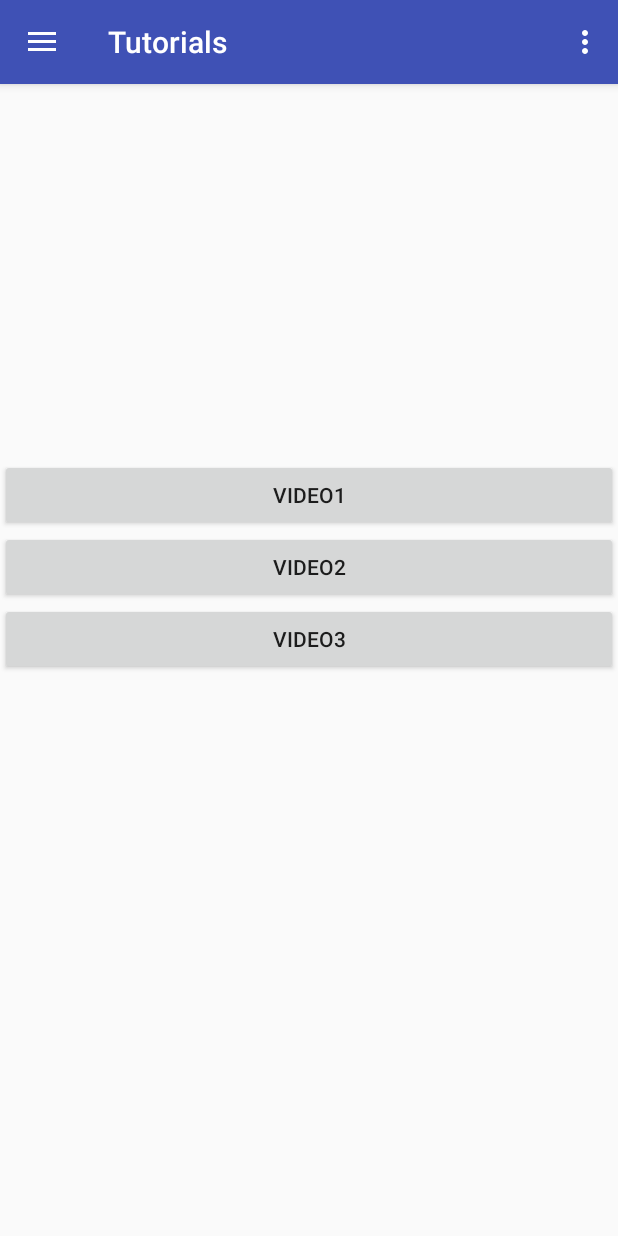
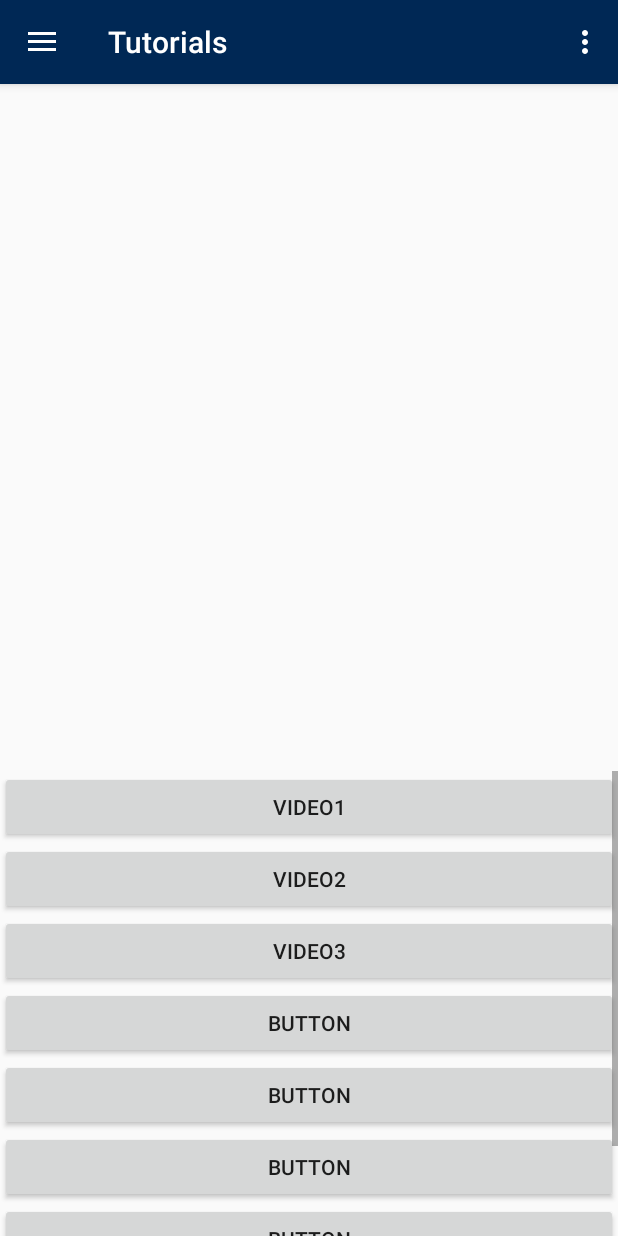
Before and after one commit to fifostack/techstart-mobile, an Android app: the MainPage screen opened directly, with no data from a screen before it, in the side drawer, after a tap on "Tutorials", on a phone screen of 412 x 824 dp. Run offline under Robolectric (Android 15) with nearby library versions, the phone set to English and light mode, and no system bars; 3 statements that could not run were skipped.

Commit message:
Laid groundwork for message page

```diff
--- a/app/src/main/java/com/mobile/techstart/techstartmobile/TutorialsFragment.java
+++ b/app/src/main/java/com/mobile/techstart/techstartmobile/TutorialsFragment.java
@@ -1,6 +1,5 @@
 package com.mobile.techstart.techstartmobile;
 
-import android.annotation.SuppressLint;
 import android.app.Fragment;
 import android.app.FragmentManager;
 import android.app.FragmentTransaction;
@@ -16,10 +15,9 @@ import android.widget.Toast;
 
 import com.google.android.youtube.player.YouTubeInitializationResult;
 import com.google.android.youtube.player.YouTubePlayer;
-import com.google.android.youtube.player.YouTubePlayer.OnInitializedListener;
 import com.google.android.youtube.player.YouTubePlayer.Provider;
 import com.google.android.youtube.player.YouTubePlayerFragment;
-import com.google.android.youtube.player.YouTubePlayerSupportFragment;
+
 
 /**
  * Created by Lucas on 2/2/2018.
@@ -36,6 +34,8 @@ public class TutorialsFragment extends Fragment implements YouTubePlayer.OnIniti
     @Override
     public View onCreateView(LayoutInflater inflater, @Nullable ViewGroup container, Bundle savedInstanceState) {
         myView = inflater.inflate(R.layout.tutorials_layout, container, false);
+
+
 
         vButton1 = myView.findViewById(R.id.videoButton1);
         vButton1.setOnClickListener(this);
--- a/app/src/main/res/drawable/side_nav_bar.xml
+++ b/app/src/main/res/drawable/side_nav_bar.xml
@@ -2,8 +2,8 @@
     android:shape="rectangle">
     <gradient
         android:angle="135"
-        android:centerColor="#009688"
-        android:endColor="#00695C"
-        android:startColor="#4DB6AC"
+        android:centerColor="#003877"
+        android:endColor="#002855"
+        android:startColor="#0074e7"
         android:type="linear" />
 </shape>
--- /dev/null
+++ b/app/src/main/res/layout/list_body.xml
@@ -0,0 +1,6 @@
+<?xml version="1.0" encoding="utf-8"?>
+<LinearLayout xmlns:android="http://schemas.android.com/apk/res/android"
+    android:orientation="vertical" android:layout_width="match_parent"
+    android:layout_height="match_parent">
+
+</LinearLayout>
--- /dev/null
+++ b/app/src/main/res/layout/list_head.xml
@@ -0,0 +1,6 @@
+<?xml version="1.0" encoding="utf-8"?>
+<LinearLayout xmlns:android="http://schemas.android.com/apk/res/android"
+    android:orientation="vertical" android:layout_width="match_parent"
+    android:layout_height="match_parent">
+
+</LinearLayout>
--- a/app/src/main/res/layout/tutorials_layout.xml
+++ b/app/src/main/res/layout/tutorials_layout.xml
@@ -1,23 +1,26 @@
 <?xml version="1.0" encoding="utf-8"?>
-<RelativeLayout
-    xmlns:android="http://schemas.android.com/apk/res/android" android:layout_width="match_parent"
+<RelativeLayout xmlns:android="http://schemas.android.com/apk/res/android"
+    android:layout_width="match_parent"
     android:layout_height="match_parent">
 
+    <FrameLayout
+        android:id="@+id/youtube_fragment"
+        android:name="com.google.android.youtube.player.YouTubePlayerSupportFragment"
+        android:layout_width="match_parent"
+        android:layout_height="250dp"></FrameLayout>
+
     <ScrollView
+        android:id="@+id/videoScrollView"
         android:layout_width="match_parent"
-        android:layout_height="match_parent"
-        android:layout_centerHorizontal="true">
+        android:layout_height="310dp"
+        android:layout_alignParentBottom="true"
+        android:layout_alignParentStart="true">
 
         <LinearLayout
+            android:id="@+id/videoButtonLayout"
             android:layout_width="match_parent"
             android:layout_height="wrap_content"
-            android:orientation="vertical" >
-
-            <FrameLayout
-                android:id="@+id/youtube_fragment"
-                android:name="com.google.android.youtube.player.YouTubePlayerSupportFragment"
-                android:layout_width="match_parent"
-                android:layout_height="250dp"></FrameLayout>
+            android:orientation="vertical">
 
             <Button
                 android:id="@+id/videoButton1"
@@ -38,6 +41,36 @@
                 android:layout_height="wrap_content"
                 android:text="Video3" />
 
+            <Button
+                android:id="@+id/button3"
+                android:layout_width="match_parent"
+                android:layout_height="wrap_content"
+                android:text="Button" />
+
+            <Button
+                android:id="@+id/button2"
+                android:layout_width="match_parent"
+                android:layout_height="wrap_content"
+                android:text="Button" />
+
+            <Button
+                android:id="@+id/button4"
+                android:layout_width="match_parent"
+                android:layout_height="wrap_content"
+                android:text="Button" />
+
+            <Button
+                android:id="@+id/button5"
+                android:layout_width="match_parent"
+                android:layout_height="wrap_content"
+                android:text="Button" />
+
+            <Button
+                android:id="@+id/button6"
+                android:layout_width="match_parent"
+                android:layout_height="wrap_content"
+                android:text="Button" />
+
         </LinearLayout>
     </ScrollView>
 
--- a/app/src/main/res/values/colors.xml
+++ b/app/src/main/res/values/colors.xml
@@ -1,6 +1,6 @@
 <?xml version="1.0" encoding="utf-8"?>
 <resources>
-    <color name="colorPrimary">#3F51B5</color>
-    <color name="colorPrimaryDark">#303F9F</color>
+    <color name="colorPrimary"> #002855</color>
+    <color name="colorPrimaryDark">#001e3f</color>
     <color name="colorAccent">#FF4081</color>
 </resources>
```
Also changed, not shown: app/src/main/res/layout/messages_layout.xml (+10 -4 lines).
